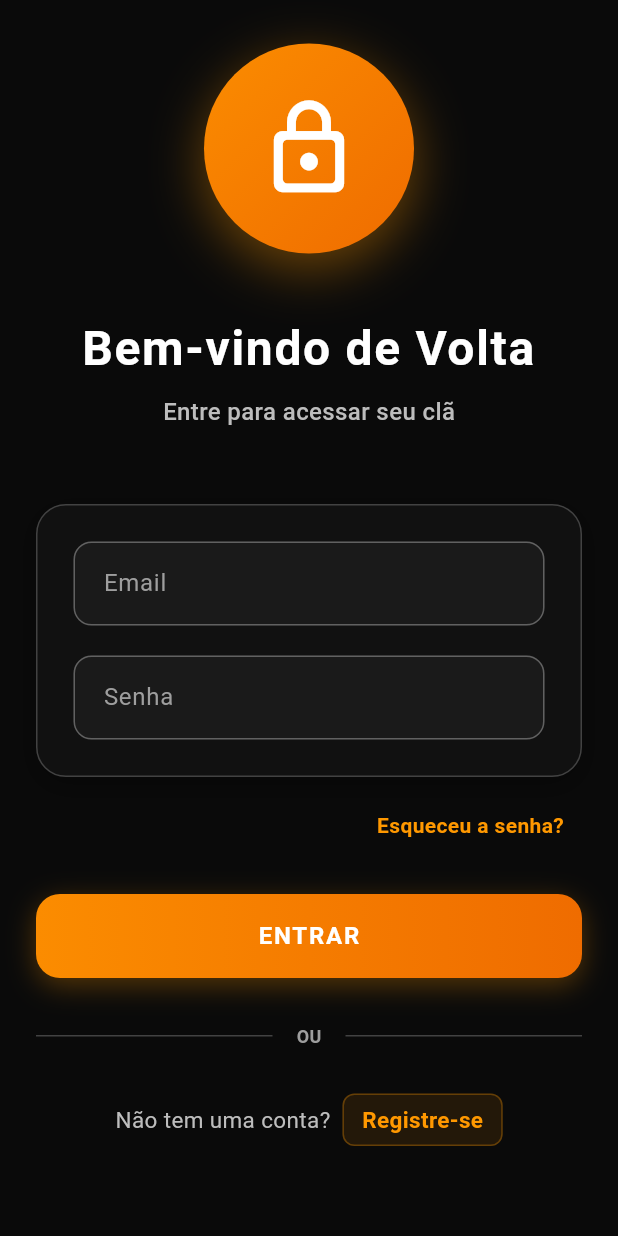
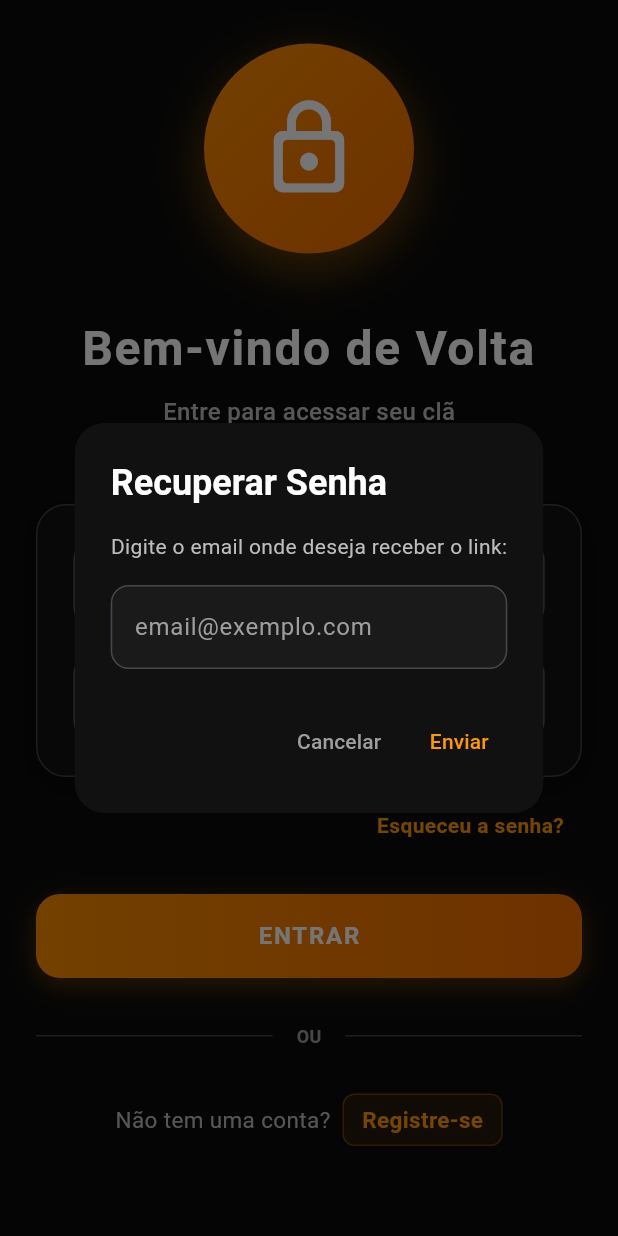
Before and after one commit to matt-gzg/integrador, a Flutter app: the screen it shows after launch, scrolled down 31 dp, after a tap on "Esqueceu a senha?", on a phone screen of 412 x 824 dp. Run offline on Flutter 3.47's test engine with Material 3 defaults, Android fonts, the phone set to English and light mode, and no system bars; our stand-ins replace cloud_firestore, firebase_auth, firebase_core; accounts and stored records are empty.

Commit message:
feature recuperação de senha

```diff
--- a/lib/view/login_page.dart
+++ b/lib/view/login_page.dart
@@ -36,10 +36,7 @@ class _LoginPageState extends State<LoginPage> {
                 decoration: BoxDecoration(
                   shape: BoxShape.circle,
                   gradient: LinearGradient(
-                    colors: [
-                      Colors.orange.shade600,
-                      Colors.orange.shade800,
-                    ],
+                    colors: [Colors.orange.shade600, Colors.orange.shade800],
                     begin: Alignment.topLeft,
                     end: Alignment.bottomRight,
                   ),
@@ -86,10 +83,7 @@ class _LoginPageState extends State<LoginPage> {
                 decoration: BoxDecoration(
                   color: Color(0xFF111111),
                   borderRadius: BorderRadius.circular(20),
-                  border: Border.all(
-                    color: Colors.grey[800]!,
-                    width: 1,
-                  ),
+                  border: Border.all(color: Colors.grey[800]!, width: 1),
                   boxShadow: [
                     BoxShadow(
                       color: Colors.black.withOpacity(0.3),
@@ -121,9 +115,7 @@ class _LoginPageState extends State<LoginPage> {
               Align(
                 alignment: Alignment.centerRight,
                 child: GestureDetector(
-                  onTap: () {
-                    // Adicionar funcionalidade de recuperação de senha
-                  },
+                  onTap: showEmailResetPopup,
                   child: Container(
                     padding: EdgeInsets.symmetric(horizontal: 12, vertical: 6),
                     decoration: BoxDecoration(
@@ -149,10 +141,7 @@ class _LoginPageState extends State<LoginPage> {
                 height: 56,
                 decoration: BoxDecoration(
                   gradient: LinearGradient(
-                    colors: [
-                      Colors.orange.shade600,
-                      Colors.orange.shade800,
-                    ],
+                    colors: [Colors.orange.shade600, Colors.orange.shade800],
                     begin: Alignment.centerLeft,
                     end: Alignment.centerRight,
                   ),
@@ -189,10 +178,7 @@ class _LoginPageState extends State<LoginPage> {
               Row(
                 children: [
                   Expanded(
-                    child: Divider(
-                      color: Colors.grey[800],
-                      thickness: 1,
-                    ),
+                    child: Divider(color: Colors.grey[800], thickness: 1),
                   ),
                   Padding(
                     padding: const EdgeInsets.symmetric(horizontal: 16),
@@ -206,10 +192,7 @@ class _LoginPageState extends State<LoginPage> {
                     ),
                   ),
                   Expanded(
-                    child: Divider(
-                      color: Colors.grey[800],
-                      thickness: 1,
-                    ),
+                    child: Divider(color: Colors.grey[800], thickness: 1),
                   ),
                 ],
               ),
@@ -221,10 +204,7 @@ class _LoginPageState extends State<LoginPage> {
                 children: [
                   Text(
                     'Não tem uma conta?',
-                    style: TextStyle(
-                      color: Colors.grey[400],
-                      fontSize: 15,
-                    ),
+                    style: TextStyle(color: Colors.grey[400], fontSize: 15),
                   ),
                   SizedBox(width: 8),
                   GestureDetector(
@@ -235,7 +215,10 @@ class _LoginPageState extends State<LoginPage> {
                       );
                     },
                     child: Container(
-                      padding: EdgeInsets.symmetric(horizontal: 12, vertical: 6),
+                      padding: EdgeInsets.symmetric(
+                        horizontal: 12,
+                        vertical: 6,
+                      ),
                       decoration: BoxDecoration(
                         color: Colors.orange.withOpacity(0.1),
                         borderRadius: BorderRadius.circular(8),
@@ -263,6 +246,139 @@ class _LoginPageState extends State<LoginPage> {
     );
   }
 
+  void showEmailResetPopup() {
+    final controller = TextEditingController();
+
+    showDialog(
+      context: context,
+      builder: (_) => AlertDialog(
+        backgroundColor: Color(0xFF111111),
+        shape: RoundedRectangleBorder(borderRadius: BorderRadius.circular(20)),
+        title: Text(
+          "Recuperar Senha",
+          style: TextStyle(color: Colors.white, fontWeight: FontWeight.bold),
+        ),
+        content: Column(
+          mainAxisSize: MainAxisSize.min,
+          children: [
+            Text(
+              "Digite o email onde deseja receber o link:",
+              style: TextStyle(color: Colors.grey[400]),
+            ),
+            SizedBox(height: 16),
+            TextField(
+              controller: controller,
+              style: TextStyle(color: Colors.white),
+              decoration: InputDecoration(
+                hintText: "email@exemplo.com",
+                hintStyle: TextStyle(color: Colors.grey),
+                filled: true,
+                fillColor: Color(0xFF1A1A1A),
+                border: OutlineInputBorder(
+                  borderRadius: BorderRadius.circular(12),
+                ),
+              ),
+            ),
+          ],
+        ),
+        actions: [
+          TextButton(
+            onPressed: () => Navigator.pop(context),
+            child: Text("Cancelar", style: TextStyle(color: Colors.grey)),
+          ),
+          TextButton(
+            onPressed: () async {
+              final email = controller.text.trim();
+
+              Navigator.pop(context); // fecha o popup
+
+              if (email.isEmpty) {
+                if (!mounted) return;
+                showDialog(
+                  context: context,
+                  builder: (_) => ShowAlert(
+                    title: "Email necessário",
+                    message: "Digite um email válido.",
+                    icon: Icons.error_outline,
+                  ),
+                );
+                return;
+              }
+
+              try {
+                await FirebaseAuth.instance.sendPasswordResetEmail(email: email);
+
+                if (!mounted) return;
+                showDialog(
+                  context: context,
+                  builder: (_) => ShowAlert(
+                    title: "Email enviado!",
+                    message:
+                        "Um link de recuperação foi enviado para:\n\n$email",
+                    icon: Icons.check_circle_outline,
+                  ),
+                );
+
+              } catch (e) {
+                if (!mounted) return;
+                showDialog(
+                  context: context,
+                  builder: (_) => ShowAlert(
+                    title: "Erro",
+                    message:
+                        "Não foi possível enviar o email. Verifique se está correto.",
+                    icon: Icons.error_outline,
+                  ),
+                );
+              }
+            },
+            child: Text("Enviar", style: TextStyle(color: Colors.orange)),
+          ),
+        ],
+      ),
+    );
+  }
+
+
+  void resetPassword() async {
+    final email = emailController.text.trim();
+
+    if (email.isEmpty) {
+      showDialog(
+        context: context,
+        builder: (context) => ShowAlert(
+          title: "Email necessário",
+          message: "Digite seu email no campo acima para recuperar a senha.",
+          icon: Icons.error_outline,
+        ),
+      );
+      return;
+    }
+
+    try {
+      await FirebaseAuth.instance.sendPasswordResetEmail(email: email);
+
+      showDialog(
+        context: context,
+        builder: (context) => ShowAlert(
+          title: "Email enviado!",
+          message: "Enviamos um link de recuperação para $email.",
+          icon: Icons.check_circle_outline,
+        ),
+      );
+    } catch (e) {
+      showDialog(
+        context: context,
+        builder: (context) => ShowAlert(
+          title: "Erro",
+          message:
+              "Não foi possível enviar o email. Verifique se o email está correto.",
+          icon: Icons.error_outline,
+        ),
+      );
+    }
+  }
+
   void signUserIn() async {
     final auth = AuthService();
 
@@ -278,9 +394,7 @@ class _LoginPageState extends State<LoginPage> {
           decoration: BoxDecoration(
             color: Color(0xFF111111),
             borderRadius: BorderRadius.circular(20),
-            border: Border.all(
-              color: Colors.grey[800]!,
-            ),
+            border: Border.all(color: Colors.grey[800]!),
           ),
           child: Column(
             mainAxisSize: MainAxisSize.min,
@@ -321,7 +435,7 @@ class _LoginPageState extends State<LoginPage> {
       );
     } on FirebaseAuthException catch (e) {
       Navigator.pop(context);
-      switch (e.code){
+      switch (e.code) {
         case 'invalid-credential':
         case 'wrong-password':
         case 'user-not-found':
```
